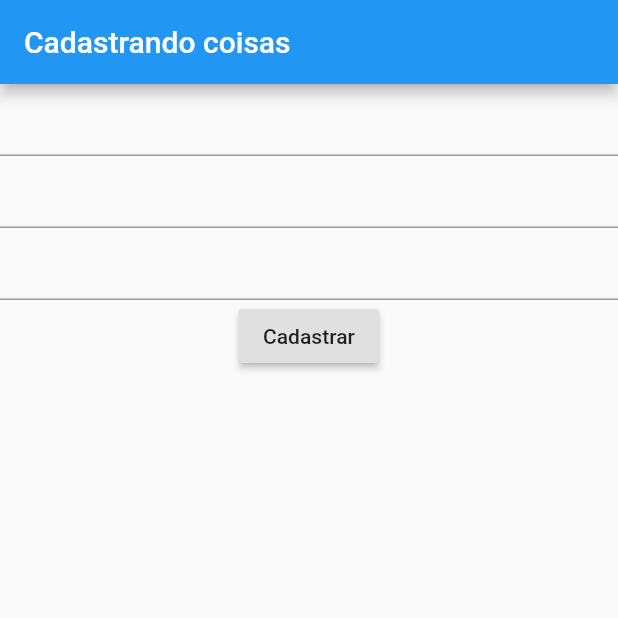
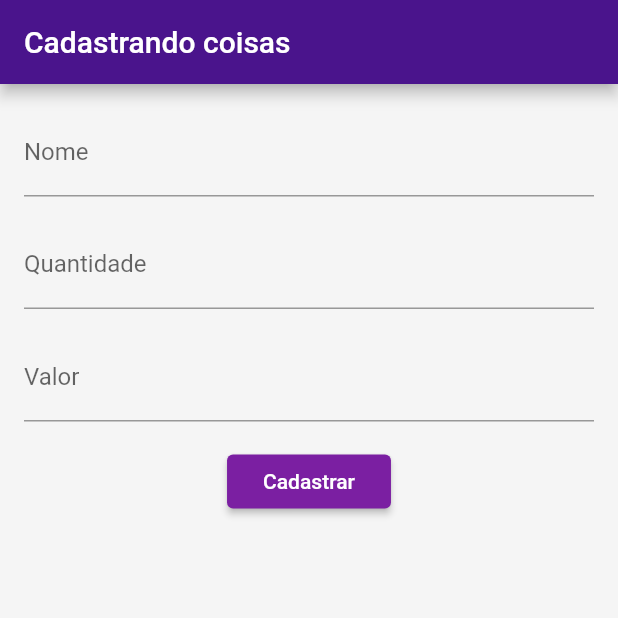
Before and after one commit to daviguelfi/curso-flutter, a Flutter app: the screen it shows after launch, after a tap on "Cadastrar", on a phone screen of 412 x 824 dp, the top half of it. Run offline on Flutter 3.47's test engine with Material 2 defaults, Android fonts, the phone set to English and light mode, and no system bars.

Commit message:
create a simple register form

```diff
--- a/forms/lib/main.dart
+++ b/forms/lib/main.dart
@@ -17,25 +17,46 @@ class MyApp extends StatelessWidget {
     return MaterialApp(
       title: 'Cadastrando coisas',
       theme: ThemeData(
-        primarySwatch: Colors.blue,
-      ),
+          backgroundColor: Colors.grey[200],
+          primaryColor: Colors.purple[900],
+          accentColor: Colors.blue[700],
+          buttonTheme: ButtonThemeData(
+            buttonColor: Colors.purple[700],
+            textTheme: ButtonTextTheme.primary,
+          )),
       home: Scaffold(
+        backgroundColor: Colors.grey[100],
         appBar: AppBar(
           title: Text('Cadastrando coisas'),
         ),
-        body: Column(
+        body: Padding(
+          padding: const EdgeInsets.all(16.0),
+          child: Column(
             children: [
               TextField(
                 controller: _controllerName,
+                decoration: InputDecoration(labelText: 'Nome'),
               ), // change value of the model
-            TextField(
+              Padding(
+                padding: const EdgeInsets.only(top: 16.0),
+                child: TextField(
                   controller: _controllerAmount,
+                  decoration: InputDecoration(labelText: 'Quantidade'),
+                  keyboardType: TextInputType.number,
                   // keyboardType: ,
                 ),
-            TextField(
+              ),
+              Padding(
+                padding: const EdgeInsets.only(top: 16.0),
+                child: TextField(
                   controller: _controllerValue,
+                  decoration: InputDecoration(labelText: 'Valor'),
+                  keyboardType: TextInputType.number,
                 ),
-            RaisedButton(
+              ),
+              Padding(
+                padding: const EdgeInsets.only(top: 16.0),
+                child: RaisedButton(
                   child: Text('Cadastrar'),
                   onPressed: () {
                     final String name =
@@ -46,8 +67,10 @@ class MyApp extends StatelessWidget {
                     final Product newProduct = Product(name, amount, value);
                     print(newProduct);
                   },
+                ),
               )
             ],
+          ),
         ),
       ),
     );
--- a/forms/lib/model/product.dart
+++ b/forms/lib/model/product.dart
@@ -8,4 +8,9 @@ class Product {
     this.amount,
     this.value,
   );
+
+  @override
+  String toString() {
+    return 'Product{name: $name, amount: $amount, value: $value}';
+  }
 }
```
Lines whose indentation alone changed are shown as unchanged.
